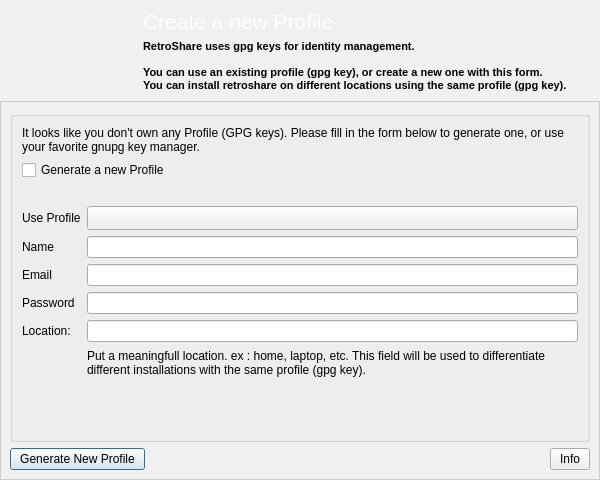
Old version of the form retroshare-gui/src/gui/GenCertDialog.ui in the repository RetroShare/RetroShare.
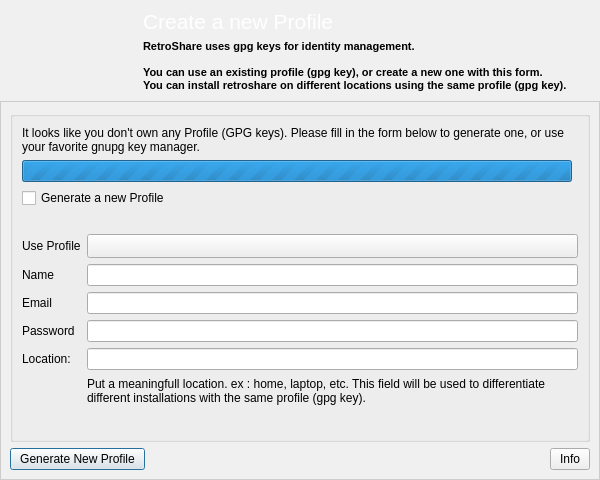
New version of the form. Icons and pictures are not drawn.

Commit message: Added a ProgressBar for Profile Generation

The edit to the form file:
```diff
--- a/retroshare-gui/src/gui/GenCertDialog.ui
+++ b/retroshare-gui/src/gui/GenCertDialog.ui
@@ -604,7 +604,7 @@
            </property>
           </widget>
          </item>
-         <item row="1" column="0" colspan="2">
+         <item row="2" column="0" colspan="2">
           <widget class="QCheckBox" name="new_gpg_key_checkbox">
            <property name="maximumSize">
             <size>
@@ -637,7 +637,7 @@
            </property>
           </widget>
          </item>
-         <item row="2" column="0">
+         <item row="3" column="0">
           <widget class="QLabel" name="progress_label">
            <property name="maximumSize">
             <size>
@@ -650,7 +650,7 @@
            </property>
           </widget>
          </item>
-         <item row="3" column="0" colspan="2">
+         <item row="4" column="0" colspan="2">
           <layout class="QGridLayout" name="gridLayout_2">
            <item row="0" column="0">
             <widget class="QLabel" name="genPGPuserlabel">
@@ -756,7 +756,7 @@
            </item>
           </layout>
          </item>
-         <item row="5" column="0" colspan="2">
+         <item row="6" column="0" colspan="2">
           <spacer name="verticalSpacer">
            <property name="orientation">
             <enum>Qt::Vertical</enum>
@@ -769,6 +769,19 @@
            </property>
           </spacer>
          </item>
+         <item row="1" column="0">
+          <widget class="QProgressBar" name="progressBar">
+           <property name="maximum">
+            <number>0</number>
+           </property>
+           <property name="value">
+            <number>-1</number>
+           </property>
+           <property name="textVisible">
+            <bool>false</bool>
+           </property>
+          </widget>
+         </item>
         </layout>
        </widget>
       </item>
```
The commit also changes 1 other file.
